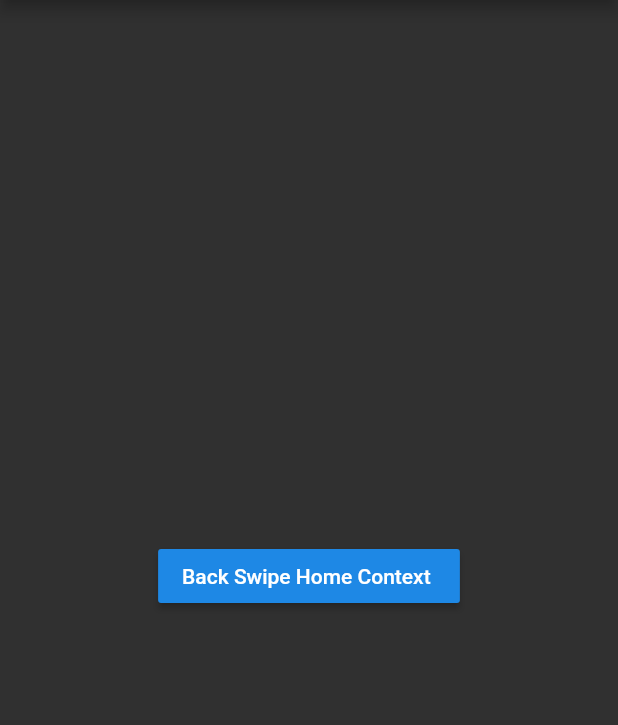
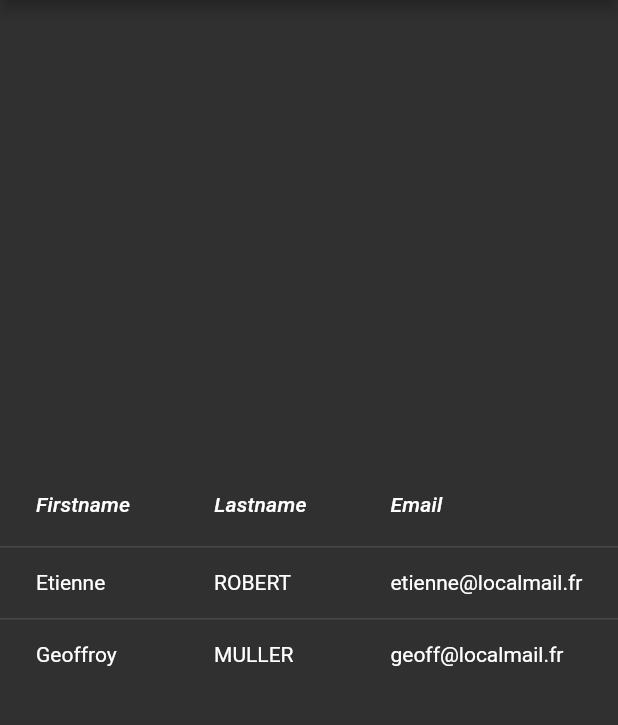
Before and after one commit to GeoffroyMuller/Gety, a Flutter app: the TestEtienne screen opened by its route, on a phone screen of 412 x 824 dp, the part 84-809 px from its top. Run offline on Flutter 3.47's test engine with Material 2 defaults, Android fonts, the phone set to English and light mode, and no system bars.

Commit message:
test : DataTable

```diff
--- a/gety_front/lib/pages/TestEtienne.dart
+++ b/gety_front/lib/pages/TestEtienne.dart
@@ -1,6 +1,7 @@
 import 'package:flutter/cupertino.dart';
 import 'package:flutter/material.dart';
 import 'package:gety_front/components/ConnectionForm.dart';
+import 'package:gety_front/models/User.dart';
 
 class TestEtienne extends StatefulWidget {
   TestEtienne();
@@ -12,6 +13,11 @@ class TestEtienne extends StatefulWidget {
 }
 
 class _TestEtienne extends State<TestEtienne> {
+  List<User> _users = [
+    new User(id: 1, firstname: "Etienne", lastname: "ROBERT", email: "etienne@localmail.fr", password: "testpwd", avatar: "etienne"),
+    new User(id: 1, firstname: "Geoffroy", lastname: "MULLER", email: "geoff@localmail.fr", password: "testpwd", avatar: "geoff")
+  ];
+
   @override
   Widget build(BuildContext context) {
     return Scaffold(
@@ -19,12 +25,57 @@ class _TestEtienne extends State<TestEtienne> {
         title: Text('TestEtienne Gety test'),
       ),
       body: Center(
-        child: RaisedButton(
-          child: Text('Back Swipe Home Context '),
-          onPressed: () {
-            // Navigate to the second screen when tapped.
-            Navigator.pop(context);
-          },
+        child: DataTable(
+          columns: const <DataColumn>[
+            DataColumn(
+              label: Text(
+                'Firstname',
+                style: TextStyle(fontStyle: FontStyle.italic),
+              ),
+            ),
+            DataColumn(
+              label: Text(
+                'Lastname',
+                style: TextStyle(fontStyle: FontStyle.italic),
+              ),
+            ),
+            DataColumn(
+              label: Text(
+                'Email',
+                style: TextStyle(fontStyle: FontStyle.italic),
+              ),
+            ),
+          ],
+          rows: _users.map((user) => DataRow(
+            cells: <DataCell>[
+              DataCell(Text(user.firstname)),
+              DataCell(Text(user.lastname)),
+              DataCell(Text(user.email))
+            ]
+          )).toList()
+          /*const <DataRow>[
+            DataRow(
+              cells: <DataCell>[
+                DataCell(Text('Sarah')),
+                DataCell(Text('19')),
+                DataCell(Text('Student')),
+              ],
+            ),
+            DataRow(
+              cells: <DataCell>[
+                DataCell(Text('Janine')),
+                DataCell(Text('43')),
+                DataCell(Text('Professor')),
+              ],
+            ),
+            DataRow(
+              cells: <DataCell>[
+                DataCell(Text('William')),
+                DataCell(Text('27')),
+                DataCell(Text('Associate Professor')),
+              ],
+            ),
+          ],*/
         ),
       ),
     );
```
